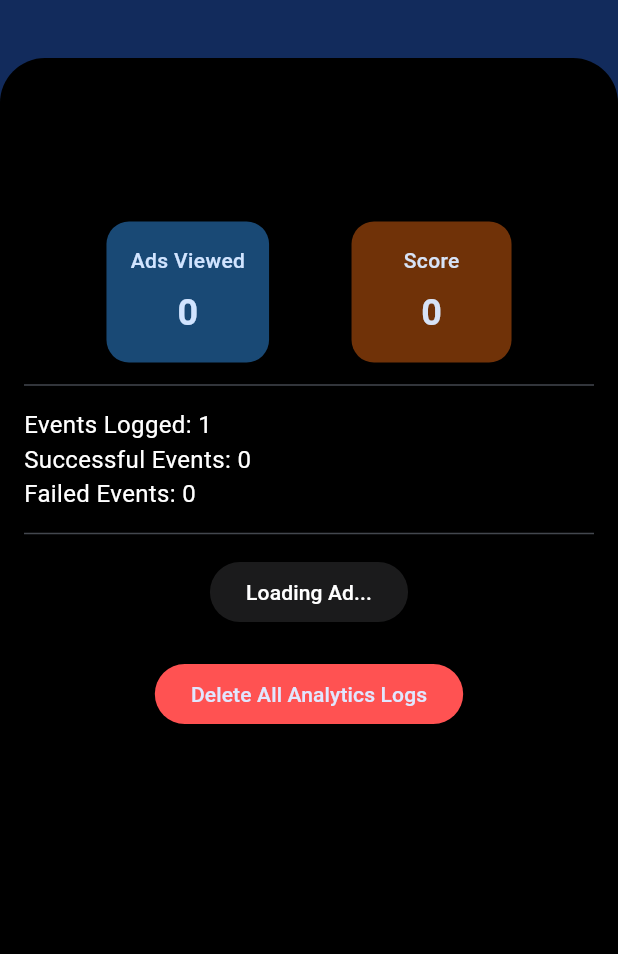
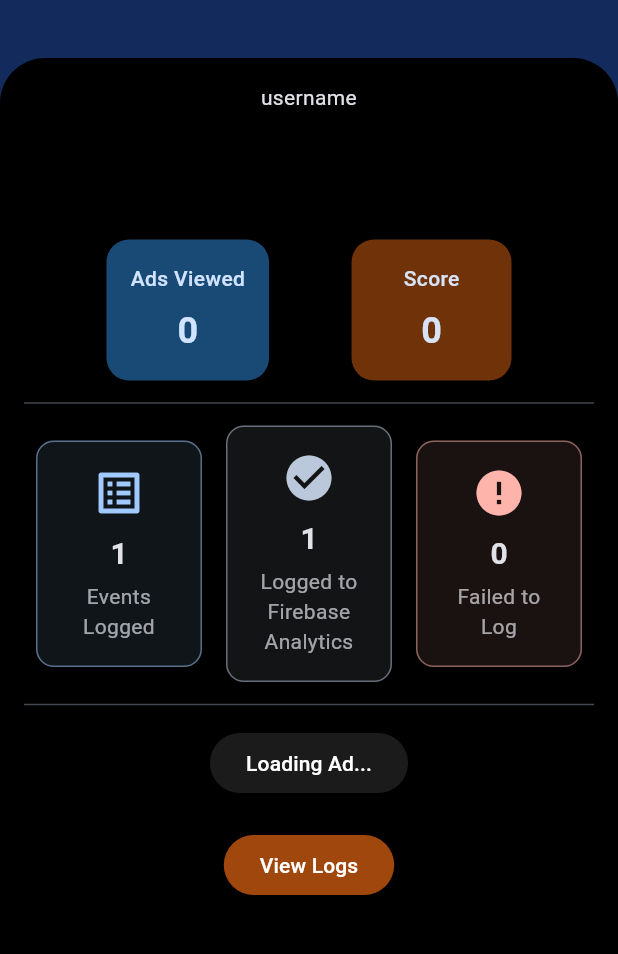
Before and after one commit to HaseebKahn365/wrap_safar_task, a Flutter app: the screen it shows after launch, after a tap on the "dark mode" icon, on a phone screen of 412 x 824 dp, the part 122-1076 px from its top. Run offline on Flutter 3.47's test engine with Material 3 defaults, Android fonts, the phone set to English and light mode, and no system bars; our stand-ins replace cloud_firestore, dartz, equatable, firebase_analytics, firebase_core, flutter_bloc and 4 more; missing offline and left inert: tap_debouncer; accounts and stored records are empty.

Commit message:
working fine

```diff
--- a/lib/domain/entities/anayltics_entity.dart
+++ b/lib/domain/entities/anayltics_entity.dart
@@ -19,6 +19,19 @@ class AnalyticsEntity extends Equatable {
     this.isSuccess = false,
   });
 
+  //copy with
+  AnalyticsEntity copyWith({
+    EventType? analyticsType,
+    Map<String, Object>? params,
+    bool? isSuccess,
+  }) {
+    return AnalyticsEntity(
+      analyticsType: analyticsType ?? this.analyticsType,
+      params: params ?? this.params,
+      isSuccess: isSuccess ?? this.isSuccess,
+    );
+  }
+
   @override
   List<Object?> get props => [analyticsType, params, isSuccess];
 }
--- a/lib/presentation/blocs/analytics_bloc/analytics_bloc.dart
+++ b/lib/presentation/blocs/analytics_bloc/analytics_bloc.dart
@@ -1,3 +1,5 @@
+import 'dart:developer';
+
 import 'package:flutter_bloc/flutter_bloc.dart';
 import 'package:wrap_safar_task/domain/entities/anayltics_entity.dart';
 import 'package:wrap_safar_task/domain/repositories/analytics_enitity_repo.dart';
@@ -37,32 +39,43 @@ class AnalyticsBloc extends Bloc<AnalyticsEvent, AnalyticsState> {
   ) async {
     emit(const AnalyticsLoading());
 
-    final entity = event.analyticsEntity;
+    var entity = event.analyticsEntity;
+    entity = entity.copyWith(isSuccess: true); // Initialize isSuccess to false
 
-    try {
     // Log event to Firebase
     switch (entity.analyticsType) {
       case EventType.themeChange:
+        try {
           await AnalyticsService.logThemeChange(
             entity.params['theme_mode'] == 'dark',
           );
+        } catch (e) {
+          log('❌ Firebase Analytics: Failed to log theme change - $e');
+          entity = entity.copyWith(isSuccess: false);
+        }
         break;
       case EventType.buttonClick:
+        try {
           await AnalyticsService.logButtonClick(
             entity.params['button_name']?.toString() ?? 'unknown',
             additionalParams: entity.params,
           );
+        } catch (e) {
+          log('❌ Firebase Analytics: Failed to log button click - $e');
+          entity = entity.copyWith(isSuccess: false);
+        }
         break;
       case EventType.adEvent:
+        try {
           await AnalyticsService.logAdEvent(
             entity.params['ad_event_type']?.toString() ?? 'unknown',
             additionalParams: entity.params,
           );
+        } catch (e) {
+          log('❌ Firebase Analytics: Failed to log ad event - $e');
+          entity = entity.copyWith(isSuccess: false);
+        }
         break;
-      }
-    } catch (e) {
-      emit(AnalyticsError('Failed to log event: ${e.toString()}'));
-      return;
     }
 
     final result = await analyticsRepository.saveLogToSharedPrefs(entity);
--- a/lib/presentation/widgets/home_page.dart
+++ b/lib/presentation/widgets/home_page.dart
@@ -12,6 +12,7 @@ import 'package:wrap_safar_task/presentation/blocs/analytics_bloc/analytics_stat
 import 'package:wrap_safar_task/presentation/blocs/user_bloc/user_bloc.dart';
 import 'package:wrap_safar_task/presentation/blocs/user_bloc/user_event.dart';
 import 'package:wrap_safar_task/presentation/blocs/user_bloc/user_state.dart';
+import 'package:wrap_safar_task/presentation/widgets/logs_screen.dart';
 import 'package:wrap_safar_task/services/rewarded_ad_manager.dart';
 
 import 'buttons.dart'; // Import the new buttons
@@ -167,7 +168,10 @@ class _HomePageState extends State<HomePage> {
                       mainAxisAlignment:
                           MainAxisAlignment.start, // Adjusted for better layout
                       children: [
-                        const SizedBox(height: 16.0),
+                        Center(
+                          child: Text('username', textAlign: TextAlign.center),
+                        ),
+                        const SizedBox(height: 8.0),
                         BlocBuilder<UserBloc, UserState>(
                           builder: (context, state) {
                             String currentUsername = '';
@@ -364,39 +368,43 @@ class _HomePageState extends State<HomePage> {
 
                             if (state is AnalyticsLoaded) {
                               eventsLogged = state.logs.length;
-                              // You might want to iterate through logs to count successful/failed
-                              // For now, just showing total logs.
+
+                              // logic for extracting successful logs
+                              for (var log in state.logs) {
+                                if (log.isSuccess ?? false) {
+                                  successfulEvents++;
+                                } else {
+                                  failedEvents++;
+                                }
+                              }
                             } else if (state is AnalyticsLoading &&
                                 state is! AnalyticsInitial) {
-                              return const Center(
-                                child: CircularProgressIndicator(),
-                              );
+                              return const Center(child: SizedBox(height: 200));
                             }
 
-                            return Column(
-                              crossAxisAlignment: CrossAxisAlignment.start,
+                            return Row(
+                              mainAxisAlignment: MainAxisAlignment.spaceAround,
                               children: [
-                                Text(
-                                  'Events Logged: $eventsLogged',
-                                  style: TextStyle(
-                                    color: theme.onPureWhite,
-                                    fontSize: 16,
-                                  ),
+                                _buildDashboardCard(
+                                  theme: theme,
+                                  icon: Icons.list_alt,
+                                  label: 'Events Logged',
+                                  value: eventsLogged.toString(),
+                                  color: theme.themeData.colorScheme.primary,
                                 ),
-                                // Placeholder for successful/failed events
-                                Text(
-                                  'Successful Events: $successfulEvents',
-                                  style: TextStyle(
-                                    color: theme.onPureWhite,
-                                    fontSize: 16,
-                                  ),
+                                _buildDashboardCard(
+                                  theme: theme,
+                                  icon: Icons.check_circle,
+                                  label: 'Logged to Firebase Analytics',
+                                  value: successfulEvents.toString(),
+                                  color: theme.themeData.colorScheme.secondary,
                                 ),
-                                Text(
-                                  'Failed Events: $failedEvents',
-                                  style: TextStyle(
-                                    color: theme.onPureWhite,
-                                    fontSize: 16,
-                                  ),
+                                _buildDashboardCard(
+                                  theme: theme,
+                                  icon: Icons.error,
+                                  label: 'Failed to Log',
+                                  value: failedEvents.toString(),
+                                  color: theme.themeData.colorScheme.error,
                                 ),
                               ],
                             );
@@ -474,24 +482,45 @@ class _HomePageState extends State<HomePage> {
                         ),
                         const SizedBox(height: 20),
                         Center(
-                          child: CustomElevatedButton(
+                          child: CustomFilledButton(
                             onPressed: () {
-                              context.read<AnalyticsBloc>().add(
-                                const DeleteAllAnalyticsLogsEvent(),
-                              );
-                              context.read<AnalyticsBloc>().add(
-                                SaveAnalyticsLogEvent(
-                                  AnalyticsEntity(
-                                    analyticsType: EventType.buttonClick,
-                                    params: {
-                                      'button_name': 'delete_analytics_logs',
-                                    },
+                              Navigator.push(
+                                context,
+                                PageRouteBuilder(
+                                  pageBuilder:
+                                      (
+                                        context,
+                                        animation,
+                                        secondaryAnimation,
+                                      ) => const LogsScreen(),
+                                  transitionsBuilder: (
+                                    context,
+                                    animation,
+                                    secondaryAnimation,
+                                    child,
+                                  ) {
+                                    const begin = Offset(1.0, 0.0);
+                                    const end = Offset.zero;
+                                    const curve = Curves.easeIn;
+                                    var tween = Tween(
+                                      begin: begin,
+                                      end: end,
+                                    ).chain(CurveTween(curve: curve));
+                                    var offsetAnimation = animation.drive(
+                                      tween,
+                                    );
+                                    return SlideTransition(
+                                      position: offsetAnimation,
+                                      child: child,
+                                    );
+                                  },
+                                  transitionDuration: const Duration(
+                                    milliseconds: 500,
                                   ),
                                 ),
                               );
                             },
-                            text: 'Delete All Analytics Logs',
-                            backgroundColor: Colors.redAccent,
+                            text: 'View Logs',
                           ),
                         ),
                       ],
@@ -505,4 +534,49 @@ class _HomePageState extends State<HomePage> {
       ),
     );
   }
+
+  Widget _buildDashboardCard({
+    required WrapSafarTheme theme,
+    required IconData icon,
+    required String label,
+    required String value,
+    required Color color,
+  }) {
+    return Expanded(
+      child: Container(
+        margin: const EdgeInsets.symmetric(horizontal: 8.0),
+        padding: const EdgeInsets.all(16.0),
+        decoration: BoxDecoration(
+          color: color.withOpacity(0.1),
+          borderRadius: BorderRadius.circular(12.0),
+          border: Border.all(color: color.withOpacity(0.5), width: 1.0),
+        ),
+        child: Column(
+          mainAxisSize: MainAxisSize.min,
+          crossAxisAlignment: CrossAxisAlignment.center,
+          children: [
+            Icon(icon, size: 36.0, color: color),
+            const SizedBox(height: 8.0),
+            Text(
+              value,
+              style: TextStyle(
+                fontSize: 20.0,
+                fontWeight: FontWeight.bold,
+                color: theme.themeData.colorScheme.onSurface,
+              ),
+            ),
+            const SizedBox(height: 4.0),
+            Text(
+              label,
+              style: TextStyle(
+                fontSize: 14.0,
+                color: theme.themeData.colorScheme.onSurface.withOpacity(0.7),
+              ),
+              textAlign: TextAlign.center,
+            ),
+          ],
+        ),
+      ),
+    );
+  }
 }
--- a/pubspec.yaml
+++ b/pubspec.yaml
@@ -46,6 +46,7 @@ dependencies:
   shared_preferences: ^2.5.3
   flutter_bloc: ^9.1.1
   get_it: ^8.0.3
+  timeago: ^3.7.1
 
 dev_dependencies:
   flutter_test:
```
Also changed, not shown: lib/presentation/widgets/logs_screen.dart (added, +108 -0 lines), lib/services/analytics_service.dart (+1 -33 lines), pubspec.lock. Lines whose indentation alone changed are shown as unchanged.
